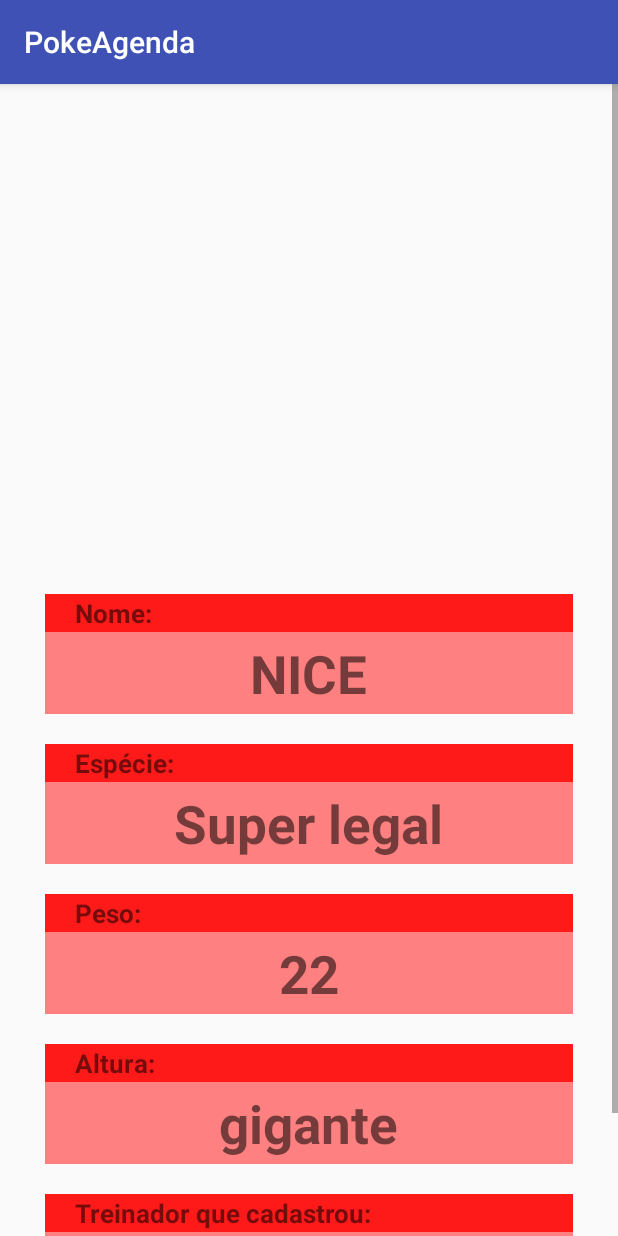
After one commit to giucortes/-p0k34g3nd4-, an Android app: the Detalhe screen opened directly, with no data from a screen before it, on a phone screen of 412 x 824 dp. The commit adds this screen. Run offline under Robolectric (Android 15) with nearby library versions, the phone set to English and light mode, and no system bars.

Commit message:
lista e detalhes

```diff
--- a/android/app/src/main/AndroidManifest.xml
+++ b/android/app/src/main/AndroidManifest.xml
@@ -16,6 +16,7 @@
                 <category android:name="android.intent.category.LAUNCHER" />
             </intent-filter>
         </activity>
+        <activity android:name=".Detalhe"></activity>
     </application>
 
 </manifest>
--- /dev/null
+++ b/android/app/src/main/java/com/example/yexx/pokeagenda/Detalhe.java
@@ -0,0 +1,13 @@
+package com.example.yexx.pokeagenda;
+
+import android.support.v7.app.AppCompatActivity;
+import android.os.Bundle;
+
+public class Detalhe extends AppCompatActivity {
+
+    @Override
+    protected void onCreate(Bundle savedInstanceState) {
+        super.onCreate(savedInstanceState);
+        setContentView(R.layout.activity_detalhe);
+    }
+}
--- /dev/null
+++ b/android/app/src/main/res/layout/activity_detalhe.xml
@@ -0,0 +1,216 @@
+<?xml version="1.0" encoding="utf-8"?>
+<ScrollView xmlns:android="http://schemas.android.com/apk/res/android"
+    android:layout_width="match_parent"
+    android:layout_height="match_parent">
+
+    <LinearLayout
+        android:layout_width="match_parent"
+        android:layout_height="match_parent"
+        android:orientation="vertical">
+
+        <LinearLayout
+            android:layout_width="match_parent"
+            android:layout_height="320dp"
+            android:padding="10dp">
+
+        </LinearLayout>
+
+
+        <LinearLayout
+            android:layout_width="match_parent"
+            android:layout_height="80dp"
+            android:layout_marginHorizontal="30dp"
+            android:layout_marginTop="20dp"
+            android:orientation="vertical">
+
+            <LinearLayout
+                android:layout_width="match_parent"
+                android:layout_height="25dp"
+                android:background="#ff1a1a"
+                android:gravity="center_vertical">
+
+                <TextView
+                    android:layout_width="wrap_content"
+                    android:layout_height="wrap_content"
+                    android:paddingLeft="20dp"
+                    android:text="Nome:"
+                    android:textSize="17sp"
+                    android:textStyle="bold" />
+            </LinearLayout>
+
+            <LinearLayout
+                android:layout_width="match_parent"
+                android:layout_height="55dp"
+                android:background="#ff8080"
+                android:gravity="center">
+
+                <TextView
+                    android:layout_width="wrap_content"
+                    android:layout_height="wrap_content"
+                    android:text="NICE"
+                    android:textSize="35sp"
+                    android:textStyle="bold" />
+
+            </LinearLayout>
+
+        </LinearLayout>
+
+        <LinearLayout
+            android:layout_width="match_parent"
+            android:layout_height="80dp"
+            android:layout_marginHorizontal="30dp"
+            android:layout_marginTop="20dp"
+            android:orientation="vertical">
+
+            <LinearLayout
+                android:layout_width="match_parent"
+                android:layout_height="25dp"
+                android:background="#ff1a1a"
+                android:gravity="center_vertical">
+
+                <TextView
+                    android:layout_width="wrap_content"
+                    android:layout_height="wrap_content"
+                    android:paddingLeft="20dp"
+                    android:text="Espécie:"
+                    android:textSize="17sp"
+                    android:textStyle="bold" />
+            </LinearLayout>
+
+            <LinearLayout
+                android:layout_width="match_parent"
+                android:layout_height="55dp"
+                android:background="#ff8080"
+                android:gravity="center">
+
+                <TextView
+                    android:layout_width="wrap_content"
+                    android:layout_height="wrap_content"
+                    android:text="Super legal"
+                    android:textSize="35sp"
+                    android:textStyle="bold" />
+
+            </LinearLayout>
+
+        </LinearLayout>
+
+        <LinearLayout
+            android:layout_width="match_parent"
+            android:layout_height="80dp"
+            android:layout_marginHorizontal="30dp"
+            android:layout_marginTop="20dp"
+            android:orientation="vertical">
+
+            <LinearLayout
+                android:layout_width="match_parent"
+                android:layout_height="25dp"
+                android:background="#ff1a1a"
+                android:gravity="center_vertical">
+
+                <TextView
+                    android:layout_width="wrap_content"
+                    android:layout_height="wrap_content"
+                    android:paddingLeft="20dp"
+                    android:text="Peso:"
+                    android:textSize="17sp"
+                    android:textStyle="bold" />
+            </LinearLayout>
+
+            <LinearLayout
+                android:layout_width="match_parent"
+                android:layout_height="55dp"
+                android:background="#ff8080"
+                android:gravity="center">
+
+                <TextView
+                    android:layout_width="wrap_content"
+                    android:layout_height="wrap_content"
+                    android:text="22"
+                    android:textSize="35sp"
+                    android:textStyle="bold" />
+
+            </LinearLayout>
+
+        </LinearLayout>
+
+        <LinearLayout
+            android:layout_width="match_parent"
+            android:layout_height="80dp"
+            android:layout_marginHorizontal="30dp"
+            android:layout_marginTop="20dp"
+            android:orientation="vertical">
+
+            <LinearLayout
+                android:layout_width="match_parent"
+                android:layout_height="25dp"
+                android:background="#ff1a1a"
+                android:gravity="center_vertical">
+
+                <TextView
+                    android:layout_width="wrap_content"
+                    android:layout_height="wrap_content"
+                    android:paddingLeft="20dp"
+                    android:text="Altura:"
+                    android:textSize="17sp"
+                    android:textStyle="bold" />
+            </LinearLayout>
+
+            <LinearLayout
+                android:layout_width="match_parent"
+                android:layout_height="55dp"
+                android:background="#ff8080"
+                android:gravity="center">
+
+                <TextView
+                    android:layout_width="wrap_content"
+                    android:layout_height="wrap_content"
+                    android:text="gigante"
+                    android:textSize="35sp"
+                    android:textStyle="bold" />
+
+            </LinearLayout>
+
+        </LinearLayout>
+
+        <LinearLayout
+            android:layout_width="match_parent"
+            android:layout_height="80dp"
+            android:layout_marginHorizontal="30dp"
+            android:layout_marginTop="20dp"
+            android:layout_marginBottom="40dp"
+            android:orientation="vertical">
+
+            <LinearLayout
+                android:layout_width="match_parent"
+                android:layout_height="25dp"
+                android:background="#ff1a1a"
+                android:gravity="center_vertical">
+
+                <TextView
+                    android:layout_width="wrap_content"
+                    android:layout_height="wrap_content"
+                    android:paddingLeft="20dp"
+                    android:text="Treinador que cadastrou:"
+                    android:textSize="17sp"
+                    android:textStyle="bold" />
+            </LinearLayout>
+
+            <LinearLayout
+                android:layout_width="match_parent"
+                android:layout_height="55dp"
+                android:background="#ff8080"
+                android:gravity="center">
+
+                <TextView
+                    android:layout_width="wrap_content"
+                    android:layout_height="wrap_content"
+                    android:text="gazi"
+                    android:textSize="35sp"
+                    android:textStyle="bold" />
+
+            </LinearLayout>
+
+        </LinearLayout>
+
+    </LinearLayout>
+</ScrollView>
```
Also changed, not shown: android/app/src/main/java/com/example/yexx/pokeagenda/HomeActivity.java (+22 -5 lines), android/app/src/main/java/com/example/yexx/pokeagenda/ListCell.java (added, +40 -0 lines), android/app/src/main/java/com/example/yexx/pokeagenda/Pokemon.java (added, +62 -0 lines), android/app/src/main/res/layout/activity_home.xml (+9 -5 lines), android/app/src/main/res/layout/list_cell.xml (added, +25 -0 lines), 1 other file.
